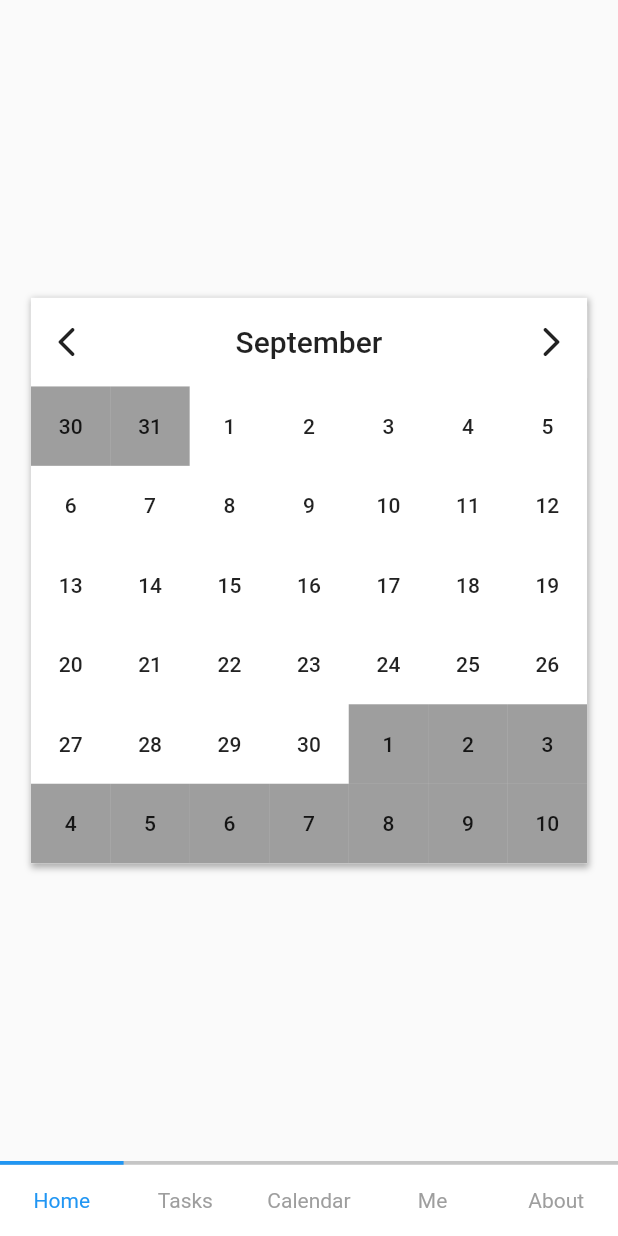
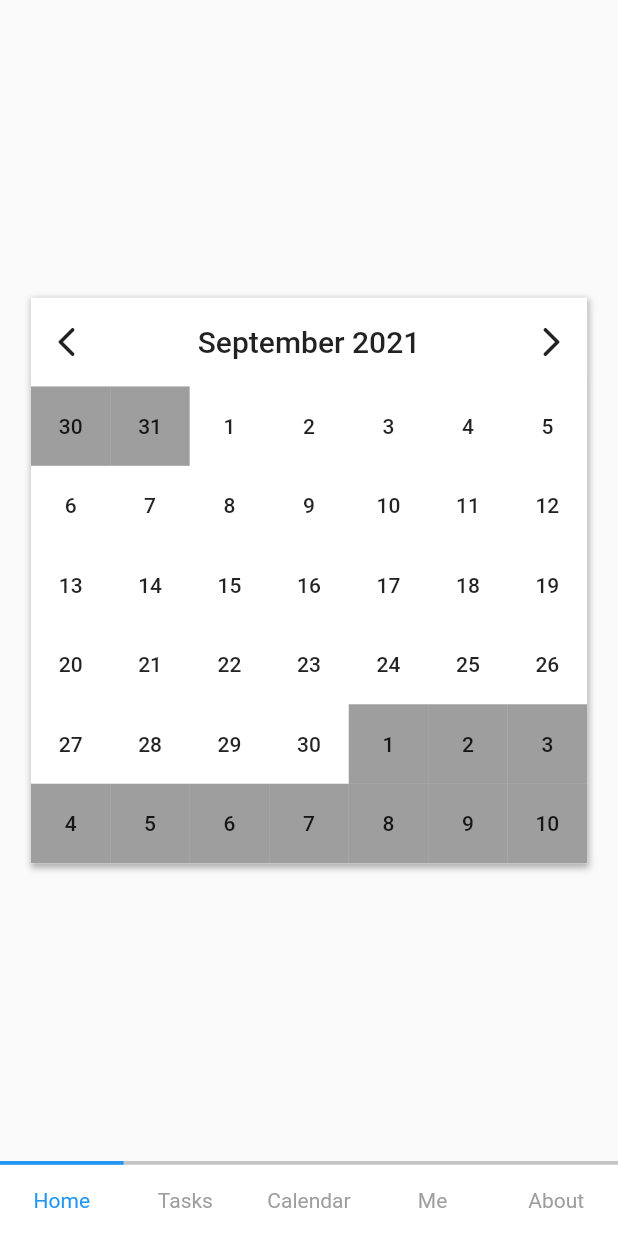
Before and after one commit to mateuszfilipek2000/chase-your-goals, a Flutter app: the screen it shows after launch, swiped to page 3, on a phone screen of 412 x 824 dp. Run offline on Flutter 3.47's test engine with Material 2 defaults, Android fonts, the phone set to English and light mode, and no system bars; our stand-ins replace bloc, flutter_bloc.

Commit message:
added basic calendar day event overlay

```diff
--- a/lib/screens/calendar/view/calendar_view.dart
+++ b/lib/screens/calendar/view/calendar_view.dart
@@ -21,6 +21,7 @@ class CalendarView extends StatelessWidget {
   @override
   Widget build(BuildContext context) {
     Size size = MediaQuery.of(context).size;
+
     return Scaffold(
       body: Center(
         child: SimpleCalendar(
--- a/lib/screens/calendar/widgets/simple_calendar.dart
+++ b/lib/screens/calendar/widgets/simple_calendar.dart
@@ -1,6 +1,7 @@
 import 'package:flutter/gestures.dart';
 import 'package:flutter/material.dart';
 import 'package:chase_your_goals/data/extensions/date_helpers.dart';
+import 'dart:math' as math;
 
 class SimpleCalendar extends StatefulWidget {
   const SimpleCalendar({
@@ -16,7 +17,8 @@ class SimpleCalendar extends StatefulWidget {
   _SimpleCalendarState createState() => _SimpleCalendarState();
 }
 
-class _SimpleCalendarState extends State<SimpleCalendar> {
+class _SimpleCalendarState extends State<SimpleCalendar>
+    with SingleTickerProviderStateMixin {
   late DateTime selectedMonth;
 
   List<int> currentMonthIndexes = [];
@@ -24,11 +26,36 @@ class _SimpleCalendarState extends State<SimpleCalendar> {
 
   List<CalendarDay> days = [];
 
+  final GlobalKey _calendarKey = GlobalKey();
+
+  OverlayEntry? overlayEntry;
+  int? overlayButtonIndex;
+
+  late AnimationController overlayController;
+  late Animation<double> overlayOpacityAnimation;
+
   @override
   void initState() {
+    overlayController = AnimationController(
+      vsync: this,
+      duration: const Duration(milliseconds: 200),
+    );
+
+    overlayOpacityAnimation = Tween<double>(begin: 0, end: 1.0).animate(
+      CurvedAnimation(parent: overlayController, curve: Curves.easeIn),
+    );
+
     selectedMonth = DateTime.now();
     prepareCalendar();
     super.initState();
+  }
+
+  @override
+  void dispose() {
+    if (overlayEntry != null) overlayEntry!.remove();
+    overlayController.dispose();
+    print("disposing");
+    super.dispose();
   }
 
   void prepareCalendar() {
@@ -51,7 +78,13 @@ class _SimpleCalendarState extends State<SimpleCalendar> {
     }
 
     for (var i = 1; i <= getMonthLength(selectedMonth); i++) {
-      days.add(CalendarDay(i, isActive: true));
+      days.add(
+        CalendarDay(
+          i,
+          isActive: true,
+          numberOfEvents: math.Random().nextInt(5),
+        ),
+      );
     }
 
     for (var i = 1; days.length <= 42; i++) {
@@ -59,18 +92,7 @@ class _SimpleCalendarState extends State<SimpleCalendar> {
     }
   }
 
-  int getMonthLength(DateTime now) {
-    int monthLength = 0;
-
-    // DateTime currentMonth = DateTime(now.year, now.month, 1);
-
-    // while (currentMonth.month == now.month) {
-    //   monthLength++;
-    //   currentMonth = currentMonth.add(const Duration(days: 1));
-    // }
-    monthLength = DateTime(now.year, now.month + 1, 0).day;
-    return monthLength;
-  }
+  int getMonthLength(DateTime now) => DateTime(now.year, now.month + 1, 0).day;
 
   int max(a, b) => a > b ? a : b;
 
@@ -86,9 +108,70 @@ class _SimpleCalendarState extends State<SimpleCalendar> {
     setState(() {});
   }
 
+  void showOverlay(int index) async {
+    if (overlayEntry != null) {
+      if (overlayEntry!.mounted) {
+        TickerFuture reverse = overlayController.reverse();
+        await reverse;
+        overlayEntry!.remove();
+      }
+    }
+
+    double overlayWidth = 150.0;
+    double overlayHeight = 200.0;
+
+    final RenderBox renderBox =
+        _calendarKey.currentContext?.findRenderObject() as RenderBox;
+
+    final Size size = renderBox.size;
+
+    final Offset offset = renderBox.localToGlobal(Offset.zero);
+
+    final Offset bottomLeftCorner = Offset(offset.dx, offset.dy + size.height);
+    final double buttonWidth = widget.width / 7.0;
+    final double calendarAreaHeight = buttonWidth * 6.0;
+
+    if (overlayButtonIndex == null || overlayButtonIndex != index) {
+      overlayController.forward();
+      overlayButtonIndex = index;
+      //calendar has 42 buttons, 6 rows, each row contains 7 buttons
+      //getting offset (left top corner) of pressed button
+      final Offset buttonOffset = Offset(
+        (index % 7) * buttonWidth,
+        (buttonWidth * (index / 7).floor()),
+      ).translate(
+          bottomLeftCorner.dx, bottomLeftCorner.dy - calendarAreaHeight);
+
+      overlayEntry = OverlayEntry(
+        builder: (context) => Positioned(
+          left: ((index % 7) * buttonWidth <= size.width / 2.0)
+              ? buttonOffset.dx + buttonWidth
+              : buttonOffset.dx - overlayWidth,
+          top: buttonOffset.dy - overlayHeight,
+          child: FadeTransition(
+            opacity: overlayOpacityAnimation,
+            child: SizedBox(
+              height: overlayHeight,
+              width: overlayWidth,
+              child: const DecoratedBox(
+                decoration: BoxDecoration(
+                  color: Colors.blue,
+                ),
+              ),
+            ),
+          ),
+        ),
+      );
+      Overlay.of(context)?.insert(overlayEntry!);
+    } else {
+      overlayButtonIndex = null;
+    }
+  }
+
   @override
   Widget build(BuildContext context) {
     return SizedBox(
+      key: _calendarKey,
       //height: widget.height,
       height: (widget.width / 1.17) + 50.0 + 10.0,
       width: widget.width,
@@ -127,7 +210,8 @@ class _SimpleCalendarState extends State<SimpleCalendar> {
                       child: AnimatedSwitcher(
                         duration: const Duration(milliseconds: 600),
                         child: Text(
-                          englishMonths[selectedMonth.month]!,
+                          englishMonths[selectedMonth.month]! +
+                              " ${selectedMonth.year}",
                           style: Theme.of(context).textTheme.headline6,
                           key: UniqueKey(),
                         ),
@@ -161,36 +245,71 @@ class _SimpleCalendarState extends State<SimpleCalendar> {
                     physics: const NeverScrollableScrollPhysics(),
                     shrinkWrap: true,
                     crossAxisCount: 7,
-                    children: days.map(
-                      (day) {
+                    children: days
+                        .asMap()
+                        .map(
+                          (int index, CalendarDay day) {
                             if (!day.isActive) {
-                          return Container(
+                              return MapEntry<int, Widget>(
+                                index,
+                                Container(
                                   decoration: BoxDecoration(
                                     color: Theme.of(context).disabledColor,
                                   ),
                                   child: Center(
                                     child: Text(
                                       day.dayNumber.toString(),
-                                style: Theme.of(context).textTheme.bodyText1,
+                                      style:
+                                          Theme.of(context).textTheme.bodyText1,
+                                    ),
                                   ),
                                 ),
                               );
                             } else {
-                          return Material(
+                              return MapEntry<int, Widget>(
+                                index,
+                                Material(
                                   color: Theme.of(context).colorScheme.surface,
                                   child: InkWell(
-                              onTap: () {},
-                              child: Center(
-                                child: Text(
+                                    onTap: () => showOverlay(index),
+                                    child: Stack(
+                                      alignment: Alignment.center,
+                                      children: [
+                                        if (day.numberOfEvents != 0)
+                                          ClipOval(
+                                            child: Container(
+                                              height: widget.width / 10,
+                                              width: widget.width / 10,
+                                              color: day.numberOfEvents == 1
+                                                  ? Colors.lightBlue
+                                                  : day.numberOfEvents <= 3
+                                                      ? Colors.blue[600]
+                                                      : Colors.red,
+                                            ),
+                                          ),
+                                        Text(
                                           day.dayNumber.toString(),
-                                  style: Theme.of(context).textTheme.bodyText1,
+                                          style: day.numberOfEvents == 0
+                                              ? Theme.of(context)
+                                                  .textTheme
+                                                  .bodyText1
+                                              : Theme.of(context)
+                                                  .textTheme
+                                                  .bodyText1
+                                                  ?.copyWith(
+                                                    color: Colors.white,
+                                                  ),
+                                        ),
+                                      ],
                                     ),
                                   ),
                                 ),
                               );
                             }
                           },
-                    ).toList(),
+                        )
+                        .values
+                        .toList(),
                   ),
                 ),
               ),
--- a/lib/screens/home/view/home_view.dart
+++ b/lib/screens/home/view/home_view.dart
@@ -6,6 +6,7 @@ import 'package:chase_your_goals/screens/about/view/about_view.dart';
 import 'package:chase_your_goals/screens/calendar/view/calendar_view.dart';
 import 'package:chase_your_goals/screens/home/widgets/custom_bottom_navbar.dart';
 import 'package:chase_your_goals/screens/tasks/view/tasks_view.dart';
+import 'package:chase_your_goals/widgets/custom_progress_indicator.dart';
 import 'package:chase_your_goals/widgets/section.dart';
 import 'package:chase_your_goals/widgets/simple_linear_graph/simple_linear_graph.dart';
 import 'package:flutter/material.dart';
@@ -135,10 +136,9 @@ class HomeView extends StatelessWidget {
           ),
           const TasksPage(),
           const CalendarPage(),
-          for (int i = 0; i < 1; i++)
-            Center(
-              child: Text(i.toString()),
-            ),
+          const Center(
+            child: CustomProgressIndicator(),
+          ),
           const AboutPage(),
         ],
       ),
--- a/lib/screens/tasks/view/tasks_view.dart
+++ b/lib/screens/tasks/view/tasks_view.dart
@@ -39,14 +39,9 @@ class TasksView extends StatelessWidget {
                   children: [
                     Expanded(
                       child: TextField(
-                        // onChanged: (String val) =>
-                        //     _.handleControllerTextChange(val),
-                        //autofocus: true,
                         autocorrect: true,
-                        // controller: _.searchFieldController,
                         decoration: InputDecoration(
                           icon: const Icon(Icons.search_outlined),
-                          //focusColor: Theme.of(context).colorScheme.onSurface,
                           hintText: "Search",
                           hintStyle: TextStyle(
                             color: Theme.of(context).disabledColor,
```
Lines whose indentation alone changed are shown as unchanged.
